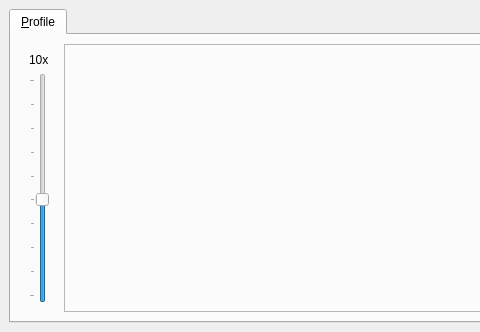
Before: the Qt Designer form plugin/teksi_wastewater/ui/twwdockwidget.ui in sjib/teksi_wastewater_dev, drawn with Qt 5; both pictures show x 0 to 480 and y 0 to 332 of the 928 by 332 pixel window.
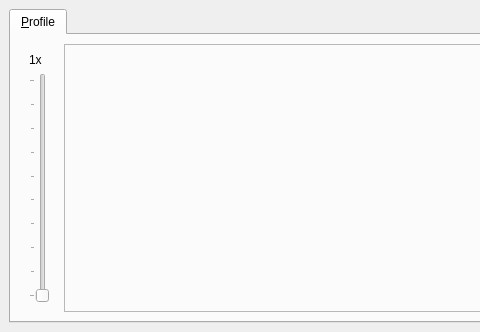
After: the same form once the commit is applied.

Commit message: fix(profile): draw the exaggeration the slider claims, and fit it per path

```diff
--- a/plugin/teksi_wastewater/ui/twwdockwidget.ui
+++ b/plugin/teksi_wastewater/ui/twwdockwidget.ui
@@ -146,7 +146,7 @@
            <item>
             <widget class="QLabel" name="mLblVerticalExaggeration">
              <property name="text">
-              <string>10x</string>
+              <string>1x</string>
              </property>
             </widget>
            </item>
@@ -168,10 +168,10 @@
               <number>1</number>
              </property>
              <property name="value">
-              <number>5</number>
+              <number>1</number>
              </property>
              <property name="sliderPosition">
-              <number>5</number>
+              <number>1</number>
              </property>
              <property name="orientation">
               <enum>Qt::Vertical</enum>
```
The commit also changes 3 other files.
